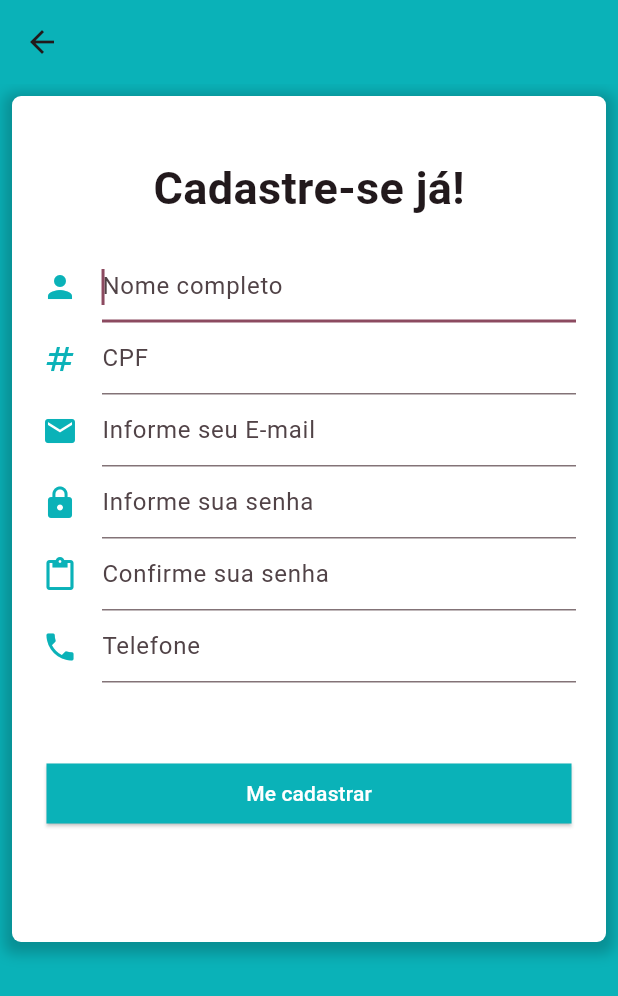
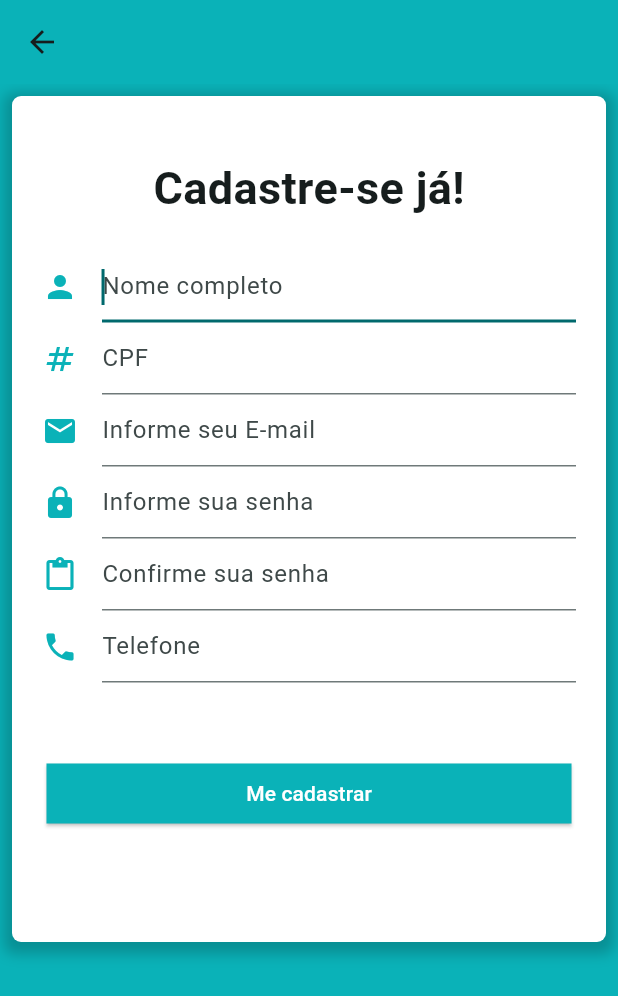
Before and after one commit to trevisaq/MeuPrimeiroAPPemFlutter, a Flutter app: the screen it shows after launch, after a tap on "Me cadastrar", on a phone screen of 412 x 824 dp. Shown: the top 996 px of the screen. Run offline on Flutter 3.47's test engine with Material 3 defaults, Android fonts, the phone set to English and light mode, and no system bars; Roboto replaces fonts that are missing (MontserratAlternates); project files that could hold a hidden picture were left out.

Commit message:
atualização fontes e cores

```diff
--- a/lib/main.dart
+++ b/lib/main.dart
@@ -1,5 +1,7 @@
 import 'package:flutter/material.dart';
 import 'package:trevisan_streaming/pages/login.dart';
+import 'package:trevisan_streaming/pages/cadastro.dart';
+import 'package:trevisan_streaming/shared/style.dart';
 
 void main() {
   runApp(const MyApp());
@@ -11,12 +13,19 @@ class MyApp extends StatelessWidget {
   @override
   Widget build(BuildContext context) {
     return MaterialApp(
-      title: 'Flutter Demo',
-      theme: ThemeData(colorScheme:
-      ColorScheme.fromSeed(seedColor: Color.fromARGB(0, 0, 0, 0)),
-      useMaterial3:true),
-      home: Login(),
       debugShowCheckedModeBanner: false,
+      themeMode: ThemeMode.system,
+      theme: ThemeData(
+        fontFamily: MyFonts.fontPrimary,
+        colorScheme: ColorScheme.fromSeed(seedColor: MyColors.azulClaro),
+        useMaterial3: true,
+      ),
+      initialRoute: '/',
+      routes: {
+        '/': (context) => const Login(),
+        '/cadastro': (context) => const Cadastro(),
+        // '/home' : (context) => const Home(),
+      },
     );
   }
 }
--- a/lib/pages/cadastro.dart
+++ b/lib/pages/cadastro.dart
@@ -10,8 +10,6 @@ class Cadastro extends StatefulWidget {
 class CadastroState extends State<Cadastro> {
   final _formKey = GlobalKey<FormState>();
   String? _senha; // Variável para armazenar a senha
-
-
 
   @override
   Widget build(BuildContext context) {
@@ -63,8 +61,7 @@ class CadastroState extends State<Cadastro> {
                     if (nome == null || nome.isEmpty) {
                       return "O campo nome não pode ser vazio";
                     }
-                }
-              ), // Campo de entrada
+                  }), // Campo de entrada
               TextFormField(
                 decoration: const InputDecoration(
                   icon: Icon(Icons.numbers),
@@ -75,10 +72,11 @@ class CadastroState extends State<Cadastro> {
                   if (cpf == null || cpf.isEmpty) {
                     return "O campo cpf não pode ser vazio";
                   }
-                   if (cpf.contains(RegExp(r'[A-Z]')) || cpf.contains(RegExp(r'[a-z]'))) {
+                  if (cpf.contains(RegExp(r'[A-Z]')) ||
+                      cpf.contains(RegExp(r'[a-z]'))) {
                     return "O CPF não pode conter letras";
                   }
-                  if (cpf.length < 11) {
+                  if (cpf.length != 11) {
                     return "CPF inválido ou mal digitado";
                   }
                   return null;
@@ -145,8 +143,7 @@ class CadastroState extends State<Cadastro> {
                     if (Csenha != _senha) {
                       return "As senhas não coincidem";
                     }
-                }
-              ), // Campo de entrada
+                  }), // Campo de entrada
               TextFormField(
                 decoration: const InputDecoration(
                   icon: Icon(Icons.phone),
@@ -157,7 +154,7 @@ class CadastroState extends State<Cadastro> {
                   if (fone == null || fone.isEmpty) {
                     return "O campo telefone não pode ser vazio";
                   }
-                  if (fone.length < 14) {
+                  if (fone.length < 11) {
                     return "Telefone inválido";
                   }
                   return null;
@@ -188,6 +185,7 @@ class CadastroState extends State<Cadastro> {
       ),
     );
   }
+
   buttonEnterClick() {
     if (_formKey.currentState!.validate()) {
       print("Form ok");
--- a/lib/pages/login.dart
+++ b/lib/pages/login.dart
@@ -124,21 +124,22 @@ class _LoginState extends State<Login> {
                 style: TextStyle(color: Color.fromARGB(199, 131, 131, 131)),
               ),
               const SizedBox(height: 40),
-              GestureDetector(child: const Text("Me cadastrar",
-              style: TextStyle(
-                color: Color.fromARGB(255, 10, 178, 184),
-                fontSize: 18,
-              ),),
-              onTap:() => {
-                Navigator.push(context,
-                MaterialPageRoute(builder: (context) => const Cadastro() )),
-              }),
+              GestureDetector(
+                  child: const Text(
+                    "Me cadastrar",
+                    style: TextStyle(
+                      color: Color.fromARGB(255, 10, 178, 184),
+                      fontSize: 18,
+                    ),
+                  ),
+                  onTap: () => {Navigator.pushNamed(context, '/cadastro')}),
             ],
           ),
         ),
       ),
     );
   }
+
   buttonEnterClick() {
     if (_formKey.currentState!.validate()) {
       print("Form ok");
--- /dev/null
+++ b/lib/shared/style.dart
@@ -0,0 +1,13 @@
+import 'package:flutter/material.dart';
+
+class MyColors{
+  static const Color azulClaro = Color.fromARGB(255, 10, 178, 184);
+
+  static const Color azulTopGradiente = Color(0xFF00ADFA);
+  static const Color azulBottomGradiente = Color(0xFFBFF9FF);
+}
+
+class MyFonts{
+  static String fontPrimary = "MontserratAlternates";
+
+}
```
Also changed, not shown: pubspec.yaml (+10 -56 lines), assets/fonts/Montserrat-Regular.ttf (added). Lines whose indentation alone changed are shown as unchanged.
